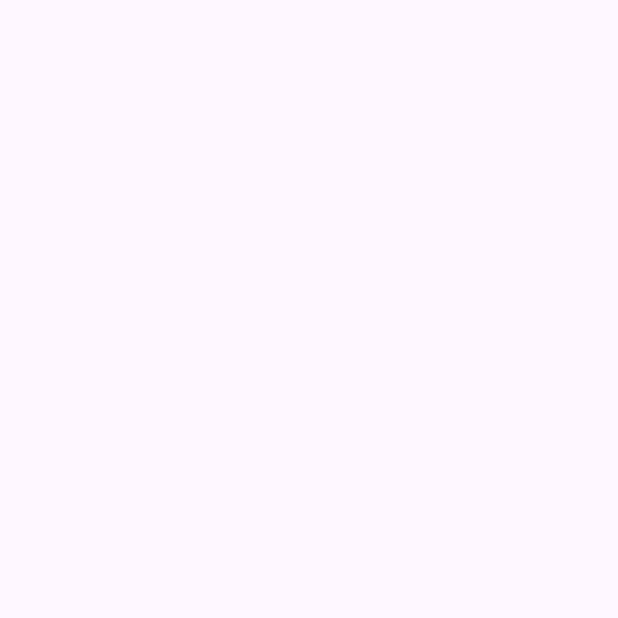
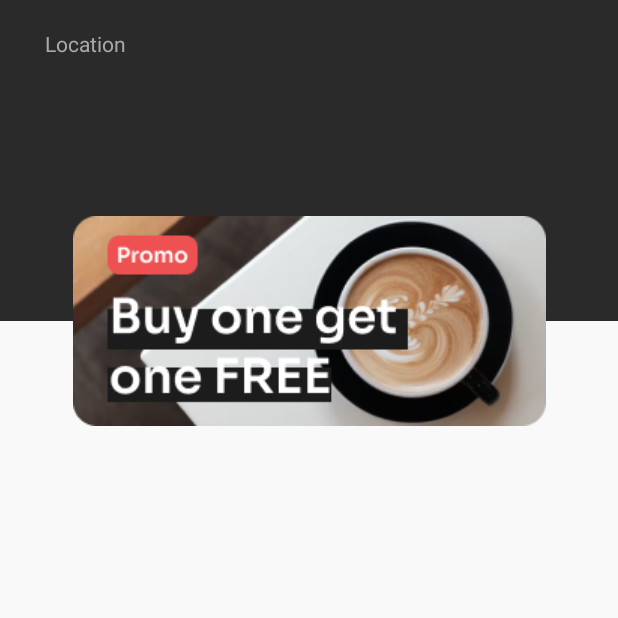
Before and after one commit to Limbyc/MyApplication, an Android app: the MainFragment screen opened through its navigation route, on a phone screen of 412 x 824 dp, the top half of it. Before the commit the part shown is empty. Run offline under Robolectric (Android 15) with nearby library versions, the phone set to English and light mode, and no system bars.

Commit message:
start creating the second page

```diff
--- a/app/src/main/java/com/valance/myapplication/MainActivity.kt
+++ b/app/src/main/java/com/valance/myapplication/MainActivity.kt
@@ -5,11 +5,9 @@ import android.os.Bundle
 import androidx.core.view.WindowCompat
 import androidx.core.view.WindowInsetsCompat
 import androidx.core.view.WindowInsetsControllerCompat
-import androidx.navigation.Navigation.findNavController
-import androidx.navigation.findNavController
 import androidx.navigation.fragment.NavHostFragment
 import com.valance.myapplication.databinding.ActivityMainBinding
-import com.valance.myapplication.ui.fragments.MainFragment
+
 
 class MainActivity : AppCompatActivity() {
     private lateinit var binding: ActivityMainBinding
--- a/app/src/main/java/com/valance/myapplication/ui/fragments/MainFragment.kt
+++ b/app/src/main/java/com/valance/myapplication/ui/fragments/MainFragment.kt
@@ -6,6 +6,7 @@ import android.view.View
 import android.view.ViewGroup
 import androidx.fragment.app.Fragment
 import com.valance.myapplication.databinding.MainFragmentBinding
+
 
 class MainFragment : Fragment() {
 
--- /dev/null
+++ b/app/src/main/res/drawable/bubble.xml
@@ -0,0 +1,6 @@
+<?xml version="1.0" encoding="utf-8"?>
+<shape xmlns:android="http://schemas.android.com/apk/res/android">
+    <solid android:color="@color/white"/>
+    <corners android:topLeftRadius="24dp"
+        android:topRightRadius="24dp"/>
+</shape>
--- a/app/src/main/res/layout/main_fragment.xml
+++ b/app/src/main/res/layout/main_fragment.xml
@@ -1,6 +1,66 @@
 <?xml version="1.0" encoding="utf-8"?>
 <androidx.constraintlayout.widget.ConstraintLayout xmlns:android="http://schemas.android.com/apk/res/android"
+    xmlns:app="http://schemas.android.com/apk/res-auto"
+    xmlns:tools="http://schemas.android.com/tools"
     android:layout_width="match_parent"
-    android:layout_height="match_parent">
+    android:layout_height="match_parent"
+    android:background="@color/bg">
+
+    <View
+        android:id="@+id/view"
+        android:layout_width="match_parent"
+        android:layout_height="0dp"
+        android:background="@color/background"
+        app:layout_constraintBottom_toTopOf="@+id/guideline"
+        app:layout_constraintTop_toTopOf="parent" />
+
+    <androidx.constraintlayout.widget.Guideline
+        android:id="@+id/guideline"
+        android:layout_width="match_parent"
+        android:layout_height="wrap_content"
+        android:orientation="horizontal"
+        app:layout_constraintGuide_percent="0.26"/>
+
+    <androidx.appcompat.widget.AppCompatImageView
+        android:id="@+id/appCompatImageView2"
+        android:layout_width="wrap_content"
+        android:layout_height="wrap_content"
+        android:src="@drawable/sale"
+        app:layout_constraintBottom_toTopOf="@+id/guideline"
+        app:layout_constraintEnd_toEndOf="parent"
+        app:layout_constraintStart_toStartOf="parent"
+        app:layout_constraintTop_toTopOf="@+id/guideline" />
+
+
+
+    <androidx.appcompat.widget.AppCompatTextView
+        android:layout_width="wrap_content"
+        android:layout_height="wrap_content"
+        android:text="@string/location"
+        android:textColor="@color/text"
+        app:layout_constraintStart_toStartOf="parent"
+        app:layout_constraintTop_toTopOf="parent"
+        android:layout_marginStart="30dp"
+        android:layout_marginTop="19dp"/>
+
+    <androidx.recyclerview.widget.RecyclerView
+        android:id="@+id/recyclerView"
+        android:layout_width="match_parent"
+        android:layout_height="wrap_content"
+        android:layout_marginTop="24dp"
+        android:orientation="horizontal"
+        app:layout_constraintTop_toBottomOf="@+id/appCompatImageView2"
+        tools:itemCount="2"
+        android:layout_marginStart="30dp"
+        tools:layout_editor_absoluteX="30dp" />
+
+    <androidx.recyclerview.widget.RecyclerView
+        android:layout_width="match_parent"
+        android:layout_height="wrap_content"
+        android:layout_marginTop="24dp"
+        app:layout_constraintTop_toBottomOf="@+id/recyclerView"
+        tools:layout_editor_absoluteX="0dp"
+        android:layout_marginStart="30dp"
+        android:layout_marginEnd="30dp" />
 
 </androidx.constraintlayout.widget.ConstraintLayout>
--- a/app/src/main/res/values/colors.xml
+++ b/app/src/main/res/values/colors.xml
@@ -7,4 +7,8 @@
     <color name="text">#A9A9A9</color>
     <color name="button">#C67C4E</color>
     <color name="button_pressed">#CC9573</color>
+
+<!--    mainfragment colors-->
+    <color name="bg">#f9f9f9</color>
+    <color name="background">#2a2a2a</color>
 </resources>
--- a/app/src/main/res/values/strings.xml
+++ b/app/src/main/res/values/strings.xml
@@ -5,4 +5,5 @@
     <string name="coffee_so_good_your_taste_buds_will_love_it">Coffee so good,\nyour taste buds \nwill love it.</string>
     <string name="the_best_grain_the_finest_roast_the_powerful_flavor">The best grain, the finest roast, the \npowerful flavor.</string>
     <string name="get_started">Get Started</string>
+    <string name="location">Location</string>
 </resources>
```
Also changed, not shown: app/src/main/res/drawable/bag_3.xml (added, +14 -0 lines), app/src/main/res/drawable/heart.xml (added, +17 -0 lines), app/src/main/res/drawable/notification.xml (added, +14 -0 lines), app/build.gradle.kts (line endings or trailing spaces), app/src/main/res/drawable/sale.png (added), build.gradle.kts (line endings or trailing spaces).
